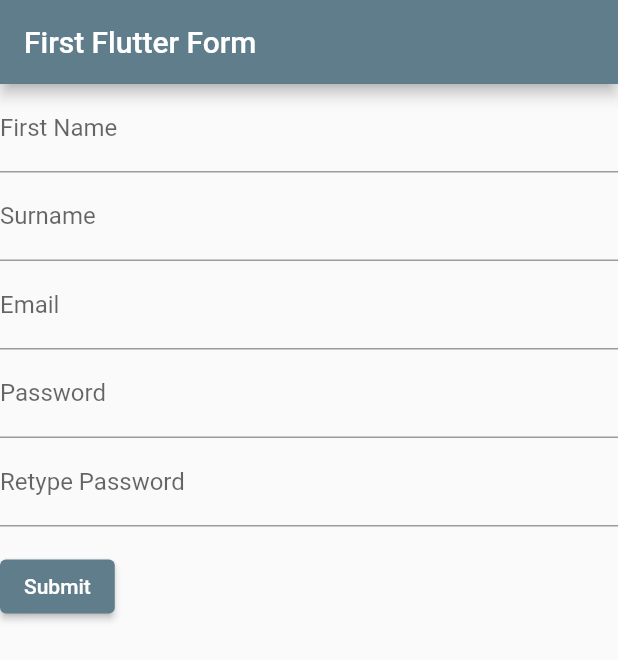
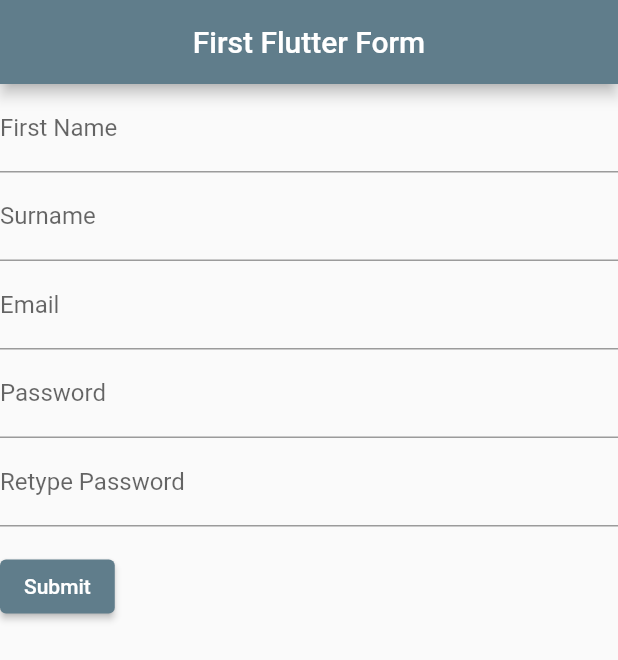
Before and after one commit to cpb-dev/flutter_form, a Flutter app: the screen it shows after launch, on a phone screen of 412 x 824 dp. Shown: the top 660 px of the screen. Run offline on Flutter 3.47's test engine with Material 2 defaults, Android fonts, the phone set to English and light mode, and no system bars.

```diff
--- a/lib/main.dart
+++ b/lib/main.dart
@@ -37,6 +37,7 @@ class _MyHomePageState extends State<MyHomePage> {
 
     return new Scaffold(
       appBar: AppBar(
+        centerTitle: true,
         title: Text(widget.title),
       ),
       body: Form(
@@ -136,6 +137,10 @@ class _MyHomePageState extends State<MyHomePage> {
               ],
             ),
 
+            Column(
+              mainAxisAlignment: MainAxisAlignment.center,
+              crossAxisAlignment: CrossAxisAlignment.center,
+              children: [
                 Padding(
                   padding: const EdgeInsets.symmetric(vertical: 16.0),
                   child: ElevatedButton(
@@ -154,6 +159,9 @@ class _MyHomePageState extends State<MyHomePage> {
                 ),
               ],
             ),
+
+          ],
+        ),
       ),
     );
 
```
Lines whose indentation alone changed are shown as unchanged.
